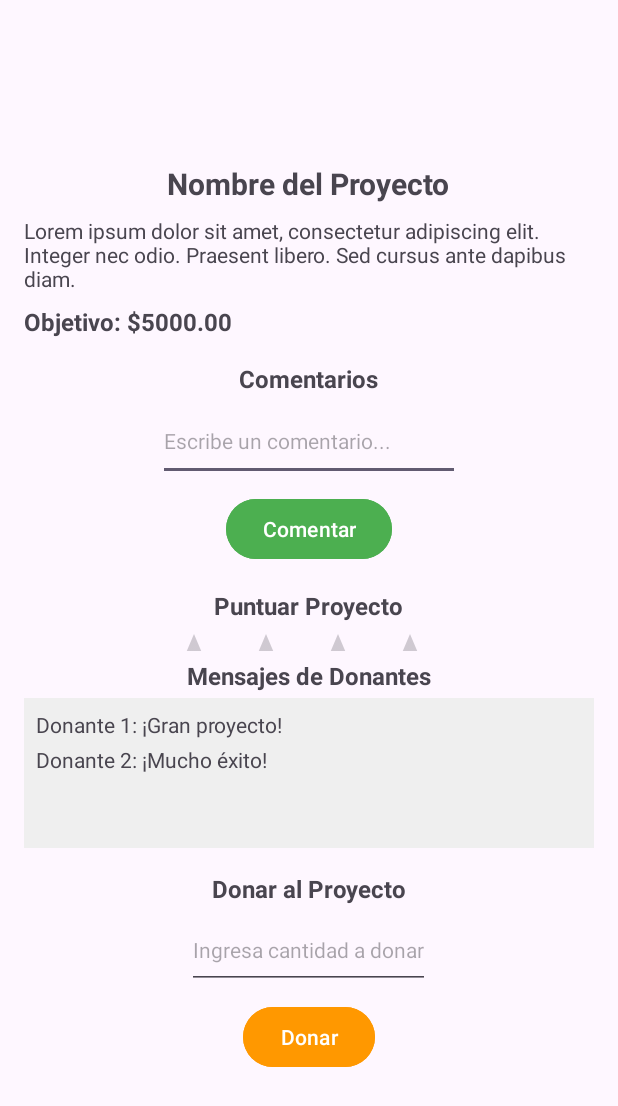
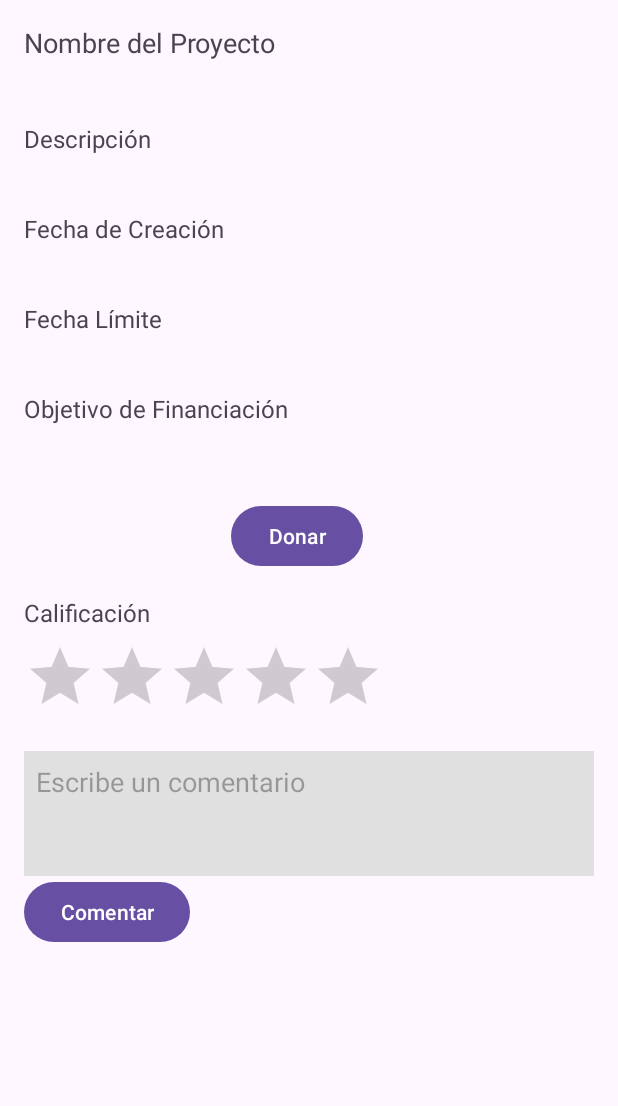
Before and after one commit to urenakiller10/App_Comida_Cercana, an Android app: the layout view_proyecto.xml on its own in the app's theme, with its tools: preview values and no code run, on a phone screen of 412 x 824 dp. Shown: the top 1106 px of the screen. Run offline under Robolectric (Android 15) with nearby library versions, the phone set to English and light mode, and no system bars.

Commit message:
Actualizacion view proyecto/ detalles proyecto

```diff
--- a/CrowFunding/app/src/main/res/layout/view_proyecto.xml
+++ b/CrowFunding/app/src/main/res/layout/view_proyecto.xml
@@ -1,152 +1,146 @@
-<?xml version="1.0" encoding="utf-8"?>
 <LinearLayout xmlns:android="http://schemas.android.com/apk/res/android"
-    android:layout_width="match_parent"
-    android:layout_height="match_parent"
     android:orientation="vertical"
     android:padding="16dp"
-    android:gravity="center">
+    android:layout_width="match_parent"
+    android:layout_height="match_parent">
 
-    <!-- Título del Proyecto -->
+    <!-- Nombre del Proyecto -->
     <TextView
-        android:id="@+id/projectName"
         android:layout_width="wrap_content"
         android:layout_height="wrap_content"
         android:text="Nombre del Proyecto"
-        android:textSize="20sp"
-        android:textStyle="bold"
-        android:layout_marginBottom="8dp" />
+        android:textSize="18sp"
+        android:paddingBottom="8dp" />
+
+    <TextView
+        android:id="@+id/textNombre"
+        android:layout_width="match_parent"
+        android:layout_height="wrap_content"
+        android:textSize="18sp"
+        android:textColor="#000000" />
 
     <!-- Descripción del Proyecto -->
     <TextView
-        android:id="@+id/projectDescription"
+        android:layout_width="wrap_content"
+        android:layout_height="wrap_content"
+        android:text="Descripción"
+        android:textSize="16sp"
+        android:paddingTop="8dp"
+        android:paddingBottom="8dp" />
+
+    <TextView
+        android:id="@+id/textDescripcion"
         android:layout_width="match_parent"
         android:layout_height="wrap_content"
-        android:text="Lorem ipsum dolor sit amet, consectetur adipiscing elit. Integer nec odio. Praesent libero. Sed cursus ante dapibus diam."
-        android:textSize="14sp"
-        android:layout_marginBottom="8dp" />
+        android:textSize="16sp"
+        android:textColor="#333333" />
 
-    <!-- Objetivo del Proyecto -->
-
-    <!-- Comentarios -->
-    <TextView
-        android:id="@+id/projectGoal"
-        android:layout_width="match_parent"
-        android:layout_height="wrap_content"
-        android:layout_marginBottom="16dp"
-        android:text="Objetivo: $5000.00"
-        android:textSize="16sp"
-        android:textStyle="bold" />
-
+    <!-- Fecha de Creación -->
     <TextView
         android:layout_width="wrap_content"
         android:layout_height="wrap_content"
-        android:text="Comentarios"
+        android:text="Fecha de Creación"
         android:textSize="16sp"
-        android:textStyle="bold"
-        android:layout_marginBottom="4dp" />
+        android:paddingTop="8dp"
+        android:paddingBottom="8dp" />
 
-    <EditText
-        android:id="@+id/commentEditText"
-        android:layout_width="201dp"
-        android:layout_height="53dp"
-        android:layout_marginBottom="8dp"
-        android:hint="Escribe un comentario..."
-        android:textSize="14sp" />
+    <TextView
+        android:id="@+id/textFechaCreacion"
+        android:layout_width="match_parent"
+        android:layout_height="wrap_content"
+        android:textSize="16sp"
+        android:textColor="#333333" />
 
-    <!-- Puntuación con Estrellas -->
-    <Button
-        android:id="@+id/submitCommentButton"
-        android:layout_width="wrap_content"
-        android:layout_height="wrap_content"
-        android:layout_marginBottom="16dp"
-        android:backgroundTint="#4CAF50"
-        android:text="Comentar"
-        android:textColor="#FFFFFF" />
-
+    <!-- Fecha Límite -->
     <TextView
         android:layout_width="wrap_content"
         android:layout_height="wrap_content"
-        android:text="Puntuar Proyecto"
+        android:text="Fecha Límite"
         android:textSize="16sp"
-        android:textStyle="bold"
-        android:layout_marginBottom="4dp" />
+        android:paddingTop="8dp"
+        android:paddingBottom="8dp" />
 
-    <!-- Historial de Donantes con Scroll -->
+    <TextView
+        android:id="@+id/textFechaLimite"
+        android:layout_width="match_parent"
+        android:layout_height="wrap_content"
+        android:textSize="16sp"
+        android:textColor="#333333" />
+
+    <!-- Objetivo de Financiación -->
+    <TextView
+        android:layout_width="wrap_content"
+        android:layout_height="wrap_content"
+        android:text="Objetivo de Financiación"
+        android:textSize="16sp"
+        android:paddingTop="8dp"
+        android:paddingBottom="8dp" />
+
+    <TextView
+        android:id="@+id/textObjetivo"
+        android:layout_width="match_parent"
+        android:layout_height="wrap_content"
+        android:textSize="16sp"
+        android:textColor="#333333" />
+
+    <!-- Botones de Donar y Comentar -->
+    <LinearLayout
+        android:layout_width="match_parent"
+        android:layout_height="wrap_content"
+        android:orientation="horizontal"
+        android:layout_marginTop="20dp"
+        android:gravity="center">
+
+        <Button
+            android:id="@+id/btnDonar"
+            android:layout_width="wrap_content"
+            android:layout_height="wrap_content"
+            android:text="Donar"
+            android:layout_marginEnd="16dp" />
+
+
+    </LinearLayout>
+
+    <!-- Calificación de Estrellas -->
+    <TextView
+        android:layout_width="wrap_content"
+        android:layout_height="wrap_content"
+        android:text="Calificación"
+        android:textSize="16sp"
+        android:paddingTop="16dp" />
 
     <RatingBar
         android:id="@+id/ratingBar"
-        android:layout_width="201dp"
-        android:layout_height="15dp"
-        android:layout_marginBottom="5dp"
-        android:numStars="5"
-        android:stepSize="1.0" />
-
-    <TextView
         android:layout_width="wrap_content"
         android:layout_height="wrap_content"
-        android:layout_marginBottom="4dp"
-        android:text="Mensajes de Donantes"
-        android:textSize="16sp"
-        android:textStyle="bold" />
+        android:numStars="5"
+        android:stepSize="1.0"
+        android:layout_marginTop="8dp" />
 
-    <LinearLayout
+    <!-- Cuadro de Comentarios -->
+    <EditText
+        android:id="@+id/editTextComentario"
         android:layout_width="match_parent"
-        android:layout_height="100dp"
-        android:orientation="vertical"
-        android:background="#EFEFEF"
-        android:padding="8dp">
+        android:layout_height="wrap_content"
+        android:hint="Escribe un comentario"
+        android:inputType="textMultiLine"
+        android:lines="3"
+        android:gravity="top"
+        android:layout_marginTop="16dp"
+        android:padding="8dp"
+        android:background="#E0E0E0"
+        android:paddingHorizontal="16dp" />
 
-        <ScrollView
-            android:layout_width="match_parent"
-            android:layout_height="match_parent">
 
-            <LinearLayout
-                android:id="@+id/donorsMessagesLayout"
-                android:layout_width="match_parent"
-                android:layout_height="wrap_content"
-                android:orientation="vertical">
-                <!-- Aquí se añadirán los mensajes de donantes dinámicamente -->
-                <TextView
-                    android:layout_width="match_parent"
-                    android:layout_height="wrap_content"
-                    android:text="Donante 1: ¡Gran proyecto!"
-                    android:textSize="14sp"
-                    android:layout_marginBottom="4dp"/>
-                <TextView
-                    android:layout_width="match_parent"
-                    android:layout_height="wrap_content"
-                    android:text="Donante 2: ¡Mucho éxito!"
-                    android:textSize="14sp"
-                    android:layout_marginBottom="4dp"/>
-            </LinearLayout>
-        </ScrollView>
-    </LinearLayout>
-
-    <!-- Donación -->
-    <TextView
+    <Button
+        android:id="@+id/btnComentar"
         android:layout_width="wrap_content"
         android:layout_height="wrap_content"
-        android:text="Donar al Proyecto"
-        android:textSize="16sp"
-        android:textStyle="bold"
-        android:layout_marginTop="16dp"
-        android:layout_marginBottom="4dp" />
+        android:text="Comentar" />
 
-    <EditText
-        android:id="@+id/donationAmount"
-        android:layout_width="wrap_content"
-        android:layout_height="52dp"
-        android:layout_marginBottom="8dp"
-        android:hint="Ingresa cantidad a donar"
-        android:inputType="numberDecimal"
-        android:textSize="14sp" />
 
-    <Button
-        android:id="@+id/donateButton"
-        android:layout_width="wrap_content"
-        android:layout_height="wrap_content"
-        android:text="Donar"
-        android:backgroundTint="#FF9800"
-        android:textColor="#FFFFFF" />
+
+
+
 
 </LinearLayout>
```
Also changed, not shown: CrowFunding/app/src/main/java/com/example/crowfunding/DetalleProyectoActivity.java (+14 -114 lines).
